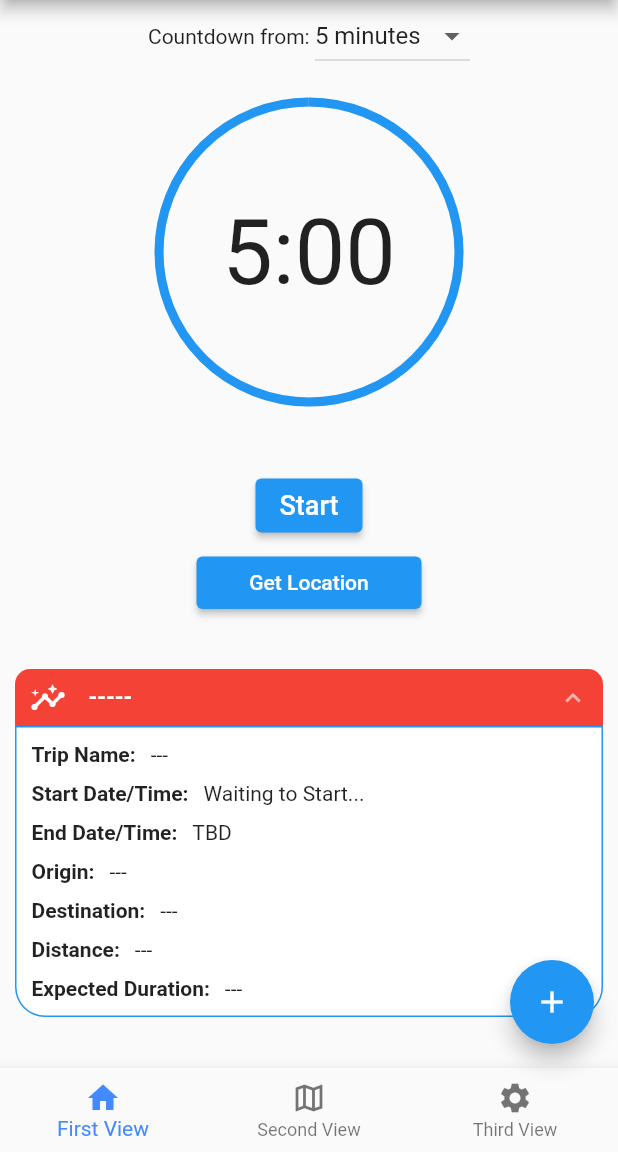
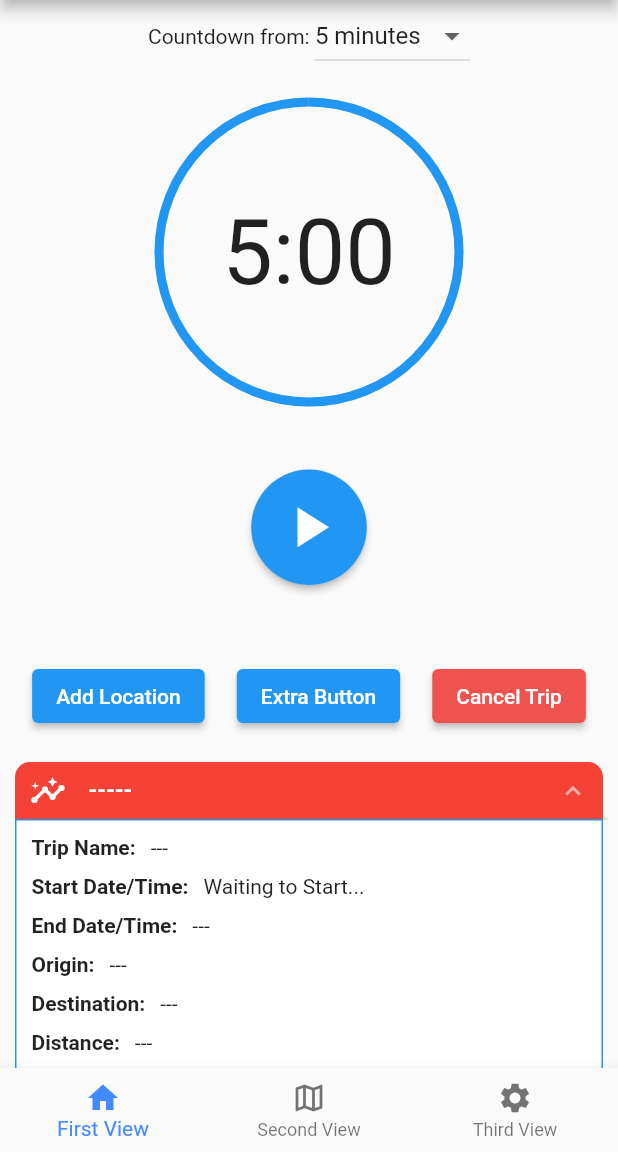
Before and after one commit to Chaos-And-Art/Custom-Routes, a Flutter app: the CreateTrip screen opened directly, after a tap on "Create New Trip!", on a phone screen of 412 x 824 dp, the part 84-1236 px from its top. Run offline on Flutter 3.47's test engine with Material 2 defaults, Android fonts, the light colour scheme and no system bars; drawn by our look-alikes of accordion; our stand-ins replace flutter_bloc, flutter_dotenv, geocoding, geolocator, permission_handler.

Commit message:
Managing Trips Progress

```diff
--- a/custom_routes/lib/blocs/create_trip/create_trip_bloc.dart
+++ /dev/null
@@ -1,29 +0,0 @@
-import 'dart:async';
-import 'package:flutter_bloc/flutter_bloc.dart';
-import '../../models/trip_details_model.dart';
-import 'create_trip_event.dart';
-import 'create_trip_state.dart';
-
-class CreateTripBloc extends Bloc<CreateTripEvent, CreateTripState> {
-  CreateTripBloc() : super(MyInitialState()) {
-    on<SendNewTripDataEvent>((event, emit) {
-      emit(SendNewTripDataState(data: event.data));
-    });
-
-    // on<MyEventOne>((event, emit) {
-    //   emit(MyStateOne());
-    // });
-
-    // on<MyEventTwo>((event, emit) {
-    //   emit(MyStateTwo());
-    // });
-  }
-
-  final _myStreamController = StreamController<SendNewTripDataState>();
-  Stream<SendNewTripDataState> get myStream => _myStreamController.stream;
-
-  void triggerDataEvent(TripDetails data) => add(SendNewTripDataEvent(data));
-
-  // void triggerEventOne() => add(MyEventOne());
-  // void triggerEventTwo() => add(MyEventTwo());
-}
--- a/custom_routes/lib/blocs/create_trip/create_trip_event.dart
+++ /dev/null
@@ -1,13 +0,0 @@
-import '../../models/trip_details_model.dart';
-
-abstract class CreateTripEvent {}
-
-class SendNewTripDataEvent extends CreateTripEvent {
-  final TripDetails data;
-
-  SendNewTripDataEvent(this.data);
-}
-
-// class MyEventOne extends CreateTripEvent {}
-
-// class MyEventTwo extends CreateTripEvent {}
--- a/custom_routes/lib/blocs/create_trip/create_trip_state.dart
+++ /dev/null
@@ -1,22 +0,0 @@
-import '../../models/trip_details_model.dart';
-
-abstract class CreateTripState {}
-
-class MyInitialState extends CreateTripState {}
-
-class SendNewTripDataState extends CreateTripState {
-  final TripDetails data;
-
-  SendNewTripDataState({required this.data});
-
-  @override
-  bool operator ==(Object other) => identical(this, other) || other is SendNewTripDataState && runtimeType == other.runtimeType && data == other.data;
-
-  @override
-  int get hashCode => data.hashCode;
-}
-
-
-// class MyStateOne extends MyState {}
-
-// class MyStateTwo extends MyState {}
--- /dev/null
+++ b/custom_routes/lib/blocs/manage_trips/manage_trip_bloc.dart
@@ -0,0 +1,28 @@
+import 'dart:async';
+import 'package:custom_routes/blocs/manage_trips/manage_trip_state.dart';
+import 'package:flutter_bloc/flutter_bloc.dart';
+import '../../models/trip_details_model.dart';
+import 'manage_trip_event.dart';
+
+class ManageTripBloc extends Bloc<ManageTripEvent, ManageTripState> {
+  ManageTripBloc() : super(MyInitialState()) {
+    on<SendNewTripDataEvent>((event, emit) {
+      emit(SendNewTripDataState(data: event.data));
+    });
+
+    on<CancelTripEvent>((event, emit) {
+      // Perform cancellation/deletion of the trip with the given tripId
+
+      emit(CancelTripState(tripId: event.tripId));
+    });
+  }
+
+  final _myStreamController = StreamController<SendNewTripDataState>();
+  Stream<SendNewTripDataState> get myStream => _myStreamController.stream;
+
+  void triggerDataEvent(TripDetails data) => add(SendNewTripDataEvent(data));
+
+  void triggerCancelTripEvent(String tripId) => add(CancelTripEvent(tripId));
+}
+
+class CreateTripState {}
--- /dev/null
+++ b/custom_routes/lib/blocs/manage_trips/manage_trip_event.dart
@@ -0,0 +1,17 @@
+import '../../models/trip_details_model.dart';
+
+abstract class ManageTripEvent {}
+
+class SendNewTripDataEvent extends ManageTripEvent {
+  final TripDetails data;
+
+  SendNewTripDataEvent(this.data);
+}
+
+class CancelTripEvent extends ManageTripEvent {
+  final String tripId;
+
+  CancelTripEvent(this.tripId);
+}
+
+// class MyEventTwo extends CreateTripEvent {}
--- /dev/null
+++ b/custom_routes/lib/blocs/manage_trips/manage_trip_state.dart
@@ -0,0 +1,31 @@
+import '../../models/trip_details_model.dart';
+
+abstract class ManageTripState {}
+
+class MyInitialState extends ManageTripState {}
+
+class SendNewTripDataState extends ManageTripState {
+  final TripDetails data;
+
+  SendNewTripDataState({required this.data});
+
+  @override
+  bool operator ==(Object other) => identical(this, other) || other is SendNewTripDataState && runtimeType == other.runtimeType && data == other.data;
+
+  @override
+  int get hashCode => data.hashCode;
+}
+
+class CancelTripState extends ManageTripState {
+  final String tripId;
+
+  CancelTripState({required this.tripId});
+
+  @override
+  bool operator ==(Object other) => identical(this, other) || other is CancelTripState && runtimeType == other.runtimeType && tripId == other.tripId;
+
+  @override
+  int get hashCode => tripId.hashCode;
+}
+
+// class MyStateTwo extends MyState {}
--- a/custom_routes/lib/main.dart
+++ b/custom_routes/lib/main.dart
@@ -5,7 +5,7 @@ import 'package:flutter_bloc/flutter_bloc.dart';
 import 'package:flutter_dotenv/flutter_dotenv.dart';
 import 'package:provider/provider.dart';
 
-import 'blocs/create_trip/create_trip_bloc.dart';
+import 'blocs/manage_trips/manage_trip_bloc.dart';
 
 Future main() async {
   await dotenv.load(fileName: ".env");
@@ -25,7 +25,7 @@ class MyApp extends StatelessWidget {
   Widget build(BuildContext context) {
     return MultiBlocProvider(
       providers: [
-        BlocProvider(create: (_) => CreateTripBloc()),
+        BlocProvider(create: (_) => ManageTripBloc()),
       ],
       child: MaterialApp(
         title: 'Custom Routes',
--- a/custom_routes/lib/models/location_entry_model.dart
+++ b/custom_routes/lib/models/location_entry_model.dart
@@ -1,11 +1,9 @@
 class LocationEntry {
-  final DateTime dateTime;
-  final double latitude;
-  final double longitude;
+  int? key;
+  DateTime dateTime;
+  double latitude;
+  double longitude;
+  bool isSelected;
 
-  LocationEntry({
-    required this.dateTime,
-    required this.latitude,
-    required this.longitude,
-  });
+  LocationEntry({required this.key, required this.dateTime, required this.latitude, required this.longitude, required this.isSelected});
 }
--- a/custom_routes/lib/models/trip_details_model.dart
+++ b/custom_routes/lib/models/trip_details_model.dart
@@ -1,4 +1,5 @@
 class TripDetails {
+  int? tripID;
   String? name;
   DateTime? startDateTime;
   DateTime? endDateTime;
--- a/custom_routes/lib/screens/capture_location_screen.dart
+++ b/custom_routes/lib/screens/capture_location_screen.dart
@@ -1,8 +1,12 @@
+import 'package:custom_routes/blocs/manage_trips/manage_trip_event.dart';
 import 'package:custom_routes/widgets/current_trip.dart';
 import 'package:custom_routes/widgets/location_table.dart';
 import 'package:custom_routes/models/location_entry_model.dart';
 import 'package:flutter/material.dart';
+import 'package:flutter_bloc/flutter_bloc.dart';
 import 'package:geolocator/geolocator.dart';
+import '../blocs/manage_trips/manage_trip_bloc.dart';
+import '../blocs/manage_trips/manage_trip_state.dart';
 import '../widgets/countdown_timer.dart';
 
 final List<LocationEntry> _entries = [];
@@ -18,11 +22,7 @@ class _CaptureLocationState extends State<CaptureLocation> {
   Future<void> _captureCurrentLocation() async {
     try {
       final Position position = await Geolocator.getCurrentPosition(desiredAccuracy: LocationAccuracy.bestForNavigation);
-      final newEntry = LocationEntry(
-        dateTime: DateTime.now(),
-        latitude: position.latitude,
-        longitude: position.longitude,
-      );
+      final newEntry = LocationEntry(key: null, dateTime: DateTime.now(), latitude: position.latitude, longitude: position.longitude, isSelected: false);
       setState(() {
         _entries.add(newEntry);
       });
@@ -33,29 +33,48 @@ class _CaptureLocationState extends State<CaptureLocation> {
 
   @override
   Widget build(BuildContext context) {
+    return BlocBuilder<ManageTripBloc, ManageTripState>(
+      builder: (context, state) {
+        if (state is SendNewTripDataState) {
+          //NEED TO INSERT POPUP HERE STATING IF YOU CREATE A NEW TRIP THE CURRENT TRIP WILL BE CANCELED
           return Scaffold(
             body: ListView(
               children: [
                 TimerScreen(onRequestLocation: _captureCurrentLocation),
+                const SizedBox(height: 50),
+                Row(
+                  mainAxisAlignment: MainAxisAlignment.spaceEvenly,
+                  children: [
+                    ElevatedButton(
+                      onPressed: _captureCurrentLocation,
+                      child: const Text('Add Location'),
+                    ),
+                    ElevatedButton(
+                      onPressed: () {},
+                      child: const Text('Extra Button'),
+                    ),
+                    ElevatedButton(
+                      onPressed: () {
+                        final myBloc = BlocProvider.of<ManageTripBloc>(context);
+                        myBloc.add(CancelTripEvent("")); //WILL NEED TO PASS IN CORRECT ID
+                      },
+                      style: ElevatedButton.styleFrom(backgroundColor: Colors.red[400]),
+                      child: const Text('Cancel Trip'),
+                    ),
+                  ],
+                ),
+                const CurrentTrip(),
+                LocationTable(entries: _entries),
                 const SizedBox(
-            height: 10,
-          ),
-          Center(
-            child: SizedBox(
-              width: 150,
-              height: 35,
-              child: ElevatedButton(
-                onPressed: _captureCurrentLocation,
-                child: const Text('Get Location'),
-              ),
-            ),
-          ),
-          const SizedBox(height: 20.0),
-          const CurrentTrip(),
-          const SizedBox(height: 20.0),
-          LocationTable(entries: _entries),
+                  height: 75,
+                )
               ],
             ),
           );
+        } else {
+          return const SizedBox(height: 0);
+        }
+      },
+    );
   }
 }
--- a/custom_routes/lib/screens/create_trip_screen.dart
+++ b/custom_routes/lib/screens/create_trip_screen.dart
@@ -1,9 +1,11 @@
+import 'dart:math';
+
 import 'package:custom_routes/models/trip_details_model.dart';
 import 'package:flutter/material.dart';
 import 'package:flutter_bloc/flutter_bloc.dart';
 import 'package:uuid/uuid.dart';
-import '../blocs/create_trip/create_trip_bloc.dart';
-import '../blocs/create_trip/create_trip_event.dart';
+import '../blocs/manage_trips/manage_trip_bloc.dart';
+import '../blocs/manage_trips/manage_trip_event.dart';
 import '../models/location_place.dart';
 import '../models/location_suggestion.dart';
 import '../services/search_location_service.dart';
@@ -52,7 +54,8 @@ class _CreateTripState extends State<CreateTrip> {
   }
 
   void _createNewTrip() {
-    final myBloc = BlocProvider.of<CreateTripBloc>(context);
+    tripDetails.tripID = Random().nextInt(1000); //WILL NEED TO COME UP WITH A BETTER ID SETTER
+    final myBloc = BlocProvider.of<ManageTripBloc>(context);
     myBloc.add(SendNewTripDataEvent(tripDetails));
     Navigator.pop(context);
   }
--- a/custom_routes/lib/screens/my_home_page_screen.dart
+++ b/custom_routes/lib/screens/my_home_page_screen.dart
@@ -1,5 +1,8 @@
 import 'package:flutter/material.dart';
+import 'package:flutter_bloc/flutter_bloc.dart';
 import 'package:permission_handler/permission_handler.dart';
+import '../blocs/manage_trips/manage_trip_bloc.dart';
+import '../blocs/manage_trips/manage_trip_state.dart';
 import '../widgets/tab_navigator.dart';
 import 'create_trip_screen.dart';
 
@@ -104,7 +107,12 @@ class _MyHomePageState extends State<MyHomePage> {
             _buildOffstageNavigator("LocationMap"),
             _buildOffstageNavigator("DisplayLocation"),
           ]),
-          floatingActionButton: FloatingActionButton(
+          floatingActionButton: BlocBuilder<ManageTripBloc, ManageTripState>(builder: (context, state) {
+            if (state is SendNewTripDataState) {
+              //NEED TO INSERT POPUP HERE STATING IF YOU CREATE A NEW TRIP THE CURRENT TRIP WILL BE CANCELED
+              return const SizedBox(height: 0);
+            } else {
+              return FloatingActionButton(
                 onPressed: () {
                   Navigator.push(
                     context,
@@ -113,9 +121,11 @@ class _MyHomePageState extends State<MyHomePage> {
                     ),
                   );
                 },
-            // backgroundColor: Colors.green,
+                backgroundColor: Colors.green,
                 child: const Icon(Icons.add),
-          ),
+              );
+            }
+          }),
           bottomNavigationBar: BottomNavigationBar(
             selectedItemColor: Colors.blueAccent,
             onTap: (int index) {
--- a/custom_routes/lib/widgets/countdown_timer.dart
+++ b/custom_routes/lib/widgets/countdown_timer.dart
@@ -99,9 +99,24 @@ class _TimerScreenState extends State<TimerScreen> {
                       timerService.pauseTimer();
                     }
                   },
-                  child: Text(
-                    timerService.isRunning ? 'Pause' : 'Start',
-                    style: const TextStyle(fontSize: 18),
+                  style: ElevatedButton.styleFrom(
+                    shape: const CircleBorder(),
+                    padding: const EdgeInsets.all(16.0),
+                  ),
+                  child: Column(
+                    mainAxisAlignment: MainAxisAlignment.center,
+                    children: [
+                      Icon(
+                        timerService.isRunning ? Icons.pause : Icons.play_arrow,
+                        size: 45.0,
+                        color: Colors.white,
+                      ),
+                      // const SizedBox(height: 8.0),
+                      // Text(
+                      //   timerService.isRunning ? 'Pause' : 'Start',
+                      //   style: const TextStyle(fontSize: 18),
+                      // ),
+                    ],
                   ),
                 ),
               ],
--- a/custom_routes/lib/widgets/current_trip.dart
+++ b/custom_routes/lib/widgets/current_trip.dart
@@ -3,8 +3,8 @@ import 'package:accordion/controllers.dart';
 import 'package:flutter/material.dart';
 import 'package:flutter_bloc/flutter_bloc.dart';
 
-import '../blocs/create_trip/create_trip_bloc.dart';
-import '../blocs/create_trip/create_trip_state.dart';
+import '../blocs/manage_trips/manage_trip_bloc.dart';
+import '../blocs/manage_trips/manage_trip_state.dart';
 
 class CurrentTrip extends StatefulWidget {
   const CurrentTrip({super.key});
@@ -18,7 +18,7 @@ class _CurrentTripState extends State<CurrentTrip> {
 
   @override
   Widget build(BuildContext context) {
-    return BlocBuilder<CreateTripBloc, CreateTripState>(
+    return BlocBuilder<ManageTripBloc, ManageTripState>(
       builder: (context, state) {
         if (state is SendNewTripDataState) {
           return Accordion(
@@ -83,7 +83,7 @@ class _CurrentTripState extends State<CurrentTrip> {
                         Expanded(
                           flex: 1,
                           child: Text(
-                            state.data.endDateTime?.toString().isNotEmpty == true ? state.data.endDateTime.toString() : "TBD",
+                            state.data.endDateTime?.toString().isNotEmpty == true ? state.data.endDateTime.toString() : "---",
                             softWrap: true,
                             overflow: TextOverflow.visible,
                             maxLines: 2,
--- a/custom_routes/lib/widgets/location_table.dart
+++ b/custom_routes/lib/widgets/location_table.dart
@@ -13,9 +13,50 @@ class LocationTable extends StatefulWidget {
 }
 
 class _LocationTableState extends State<LocationTable> {
+  int? _selectedIndex = -1;
+
+  Future<void> showActionDialog(BuildContext context, LocationEntry entry) async {
+    return showDialog<void>(
+      context: context,
+      builder: (BuildContext context) {
+        return SimpleDialog(
+          title: const Text('Actions'),
+          children: [
+            ListTile(
+              leading: const Icon(Icons.edit),
+              title: const Text('Edit'),
+              onTap: () {
+                // Handle edit action
+                Navigator.of(context).pop();
+                setState(() {
+                  _selectedIndex = -1;
+                });
+              },
+            ),
+            ListTile(
+              leading: const Icon(Icons.delete),
+              title: const Text('Delete'),
+              onTap: () {
+                // Handle delete action
+                Navigator.of(context).pop();
+                setState(() {
+                  _selectedIndex = -1;
+                });
+              },
+            ),
+          ],
+        );
+      },
+    );
+  }
+
   @override
   Widget build(BuildContext context) {
     final sortedEntries = widget.entries.toList()..sort((a, b) => b.dateTime.compareTo(a.dateTime));
+    for (int i = 0; i < sortedEntries.length; i++) {
+      sortedEntries[i].key = i;
+    }
+
     return Padding(
       padding: const EdgeInsets.all(10.0),
       child: Column(
@@ -28,20 +69,57 @@ class _LocationTableState extends State<LocationTable> {
           SingleChildScrollView(
             scrollDirection: Axis.horizontal,
             child: DataTable(
+              showCheckboxColumn: false,
               columns: const [
-                DataColumn(label: Text('Date')),
-                DataColumn(label: Text('Time')),
-                DataColumn(label: Text('Latitude')),
-                DataColumn(label: Text('Longitude')),
+                DataColumn(
+                    label: Text(
+                  'Date',
+                  style: TextStyle(fontSize: 15, fontWeight: FontWeight.bold),
+                )),
+                DataColumn(
+                    label: Text(
+                  'Time',
+                  style: TextStyle(fontSize: 15, fontWeight: FontWeight.bold),
+                )),
+                DataColumn(
+                    label: Text(
+                  'Latitude',
+                  style: TextStyle(fontSize: 15, fontWeight: FontWeight.bold),
+                )),
+                DataColumn(
+                    label: Text(
+                  'Longitude',
+                  style: TextStyle(fontSize: 15, fontWeight: FontWeight.bold),
+                )),
               ],
+              onSelectAll: (val) {
+                setState(() {
+                  _selectedIndex = -1;
+                });
+              },
               rows: sortedEntries.map((entry) {
-                return DataRow(cells: [
-                  // DataCell(Text(DateFormat.yMd().format(entry.dateTime))),
-                  DataCell(Text(DateFormat('MMM d, yyyy').format(entry.dateTime))),
-                  DataCell(Text(DateFormat('h:mm a').format(entry.dateTime))),
-                  DataCell(Text('${entry.latitude}')),
-                  DataCell(Text('${entry.longitude}')),
-                ]);
+                final index = entry.key;
+                return DataRow(
+                  cells: [
+                    DataCell(Text(DateFormat('MMM d, yyyy').format(entry.dateTime))),
+                    DataCell(Text(DateFormat('h:mm a').format(entry.dateTime))),
+                    DataCell(Text('${entry.latitude}')),
+                    DataCell(Text('${entry.longitude}')),
+                  ],
+                  selected: index == _selectedIndex,
+                  onSelectChanged: (bool? value) {
+                    setState(() {
+                      _selectedIndex = value! ? index : null;
+                    });
+                    if (value == true) {
+                      showActionDialog(context, entry);
+                    } else {
+                      setState(() {
+                        entry.isSelected = false;
+                      });
+                    }
+                  },
+                );
               }).toList(),
             ),
           ),
```
Lines whose indentation alone changed are shown as unchanged.
